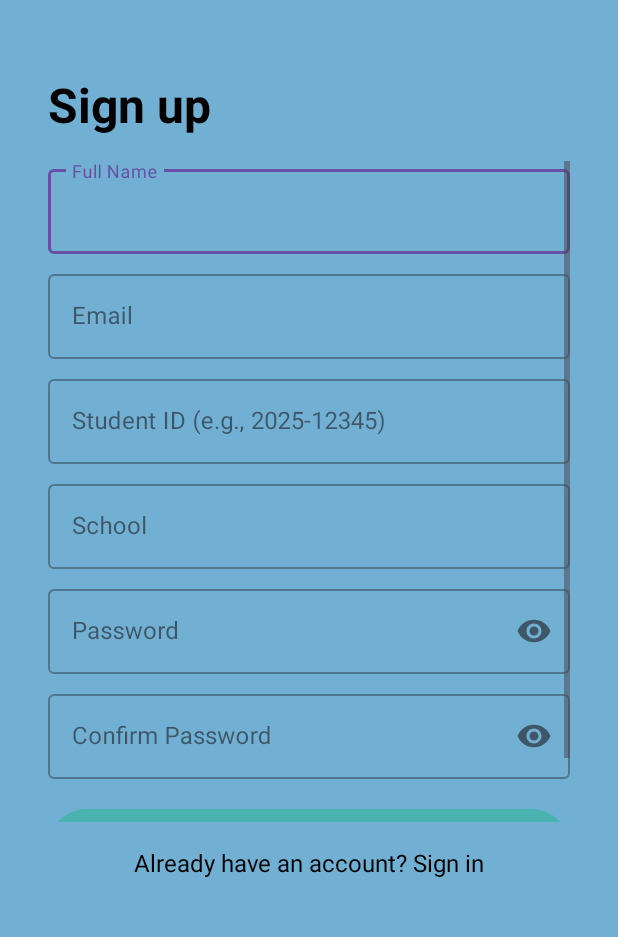
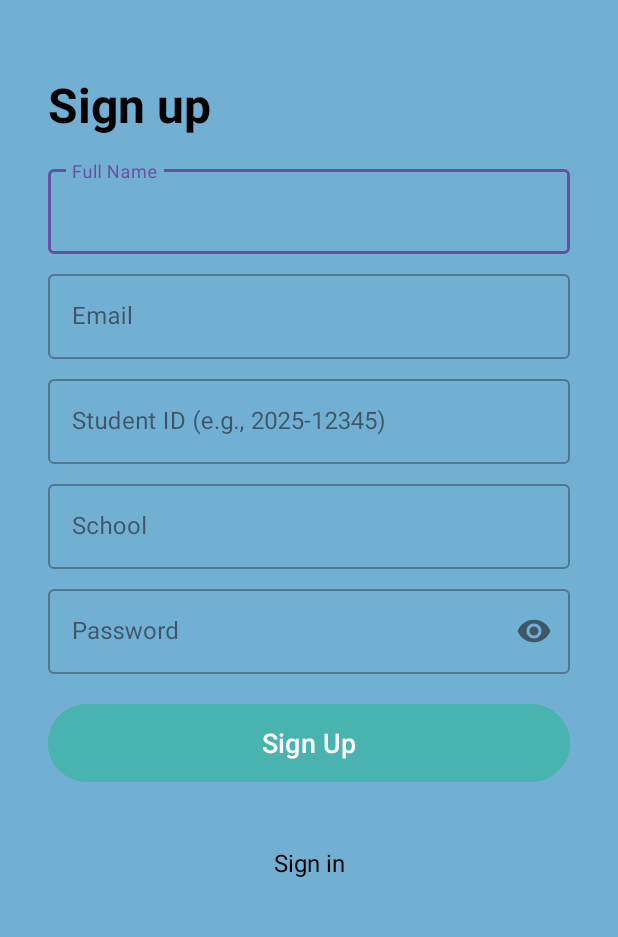
Before and after one commit to TanedaCloyd/SmartID, an Android app: the layout activity_signup.xml on its own in the app's theme, with its tools: preview values and no code run, on a phone screen of 412 x 824 dp, the part 285-1222 px from its top. Run offline under Robolectric (Android 15) with nearby library versions, the phone set to English and light mode, and no system bars.

Commit message:
Fix the SignUp bug

```diff
--- a/app/src/main/AndroidManifest.xml
+++ b/app/src/main/AndroidManifest.xml
@@ -28,6 +28,7 @@
         <activity android:name=".Rewards" />
         <activity android:name=".Transactions" />
         <activity android:name=".Validation" />
+        <activity android:name=".SignUp" />
 
     </application>
 </manifest>
--- a/app/src/main/res/layout/activity_signup.xml
+++ b/app/src/main/res/layout/activity_signup.xml
@@ -5,13 +5,16 @@
     android:layout_width="match_parent"
     android:layout_height="match_parent"
     android:background="@color/blue"
-    tools:context=".SignUp"> <androidx.constraintlayout.widget.ConstraintLayout
+    tools:context=".SignUp">
+
+    <androidx.constraintlayout.widget.ConstraintLayout
         android:id="@+id/top_logo_container"
         android:layout_width="match_parent"
         android:layout_height="0dp"
         android:background="@color/blue"
         app:layout_constraintEnd_toEndOf="parent"
-    app:layout_constraintHeight_percent="0.25" app:layout_constraintStart_toStartOf="parent"
+        app:layout_constraintHeight_percent="0.25"
+        app:layout_constraintStart_toStartOf="parent"
         app:layout_constraintTop_toTopOf="parent">
 
         <ImageView
@@ -19,24 +22,26 @@
             android:layout_width="wrap_content"
             android:layout_height="0dp"
             android:layout_margin="16dp"
+            android:adjustViewBounds="true"
+            android:contentDescription="SmartID Logo"
+            android:scaleType="fitCenter"
             android:src="@drawable/smartid_logo"
-        android:adjustViewBounds="true"
-        android:scaleType="fitCenter"
+            app:layout_constraintBottom_toBottomOf="parent"
+            app:layout_constraintEnd_toEndOf="parent"
             app:layout_constraintStart_toStartOf="parent"
-        app:layout_constraintEnd_toEndOf="parent"
-        app:layout_constraintTop_toTopOf="parent"
-        app:layout_constraintBottom_toBottomOf="parent"
-        android:contentDescription="SmartID Logo" />
+            app:layout_constraintTop_toTopOf="parent" />
     </androidx.constraintlayout.widget.ConstraintLayout>
 
     <androidx.constraintlayout.widget.ConstraintLayout
         android:id="@+id/form_container"
         android:layout_width="match_parent"
         android:layout_height="0dp"
-        android:background="@color/blue" android:padding="32dp"
+        android:background="@color/blue"
+        android:padding="32dp"
         app:layout_constraintBottom_toBottomOf="parent"
         app:layout_constraintEnd_toEndOf="parent"
-        app:layout_constraintHeight_percent="0.75" app:layout_constraintStart_toStartOf="parent">
+        app:layout_constraintHeight_percent="0.75"
+        app:layout_constraintStart_toStartOf="parent">
 
         <TextView
             android:id="@+id/tvSignUpHeader"
@@ -55,10 +60,10 @@
             android:layout_marginTop="16dp"
             android:layout_marginBottom="16dp"
             android:fillViewport="true"
-            app:layout_constraintTop_toBottomOf="@id/tvSignUpHeader"
+            app:layout_constraintBottom_toTopOf="@id/tv_sign_in"
+            app:layout_constraintEnd_toEndOf="parent"
             app:layout_constraintStart_toStartOf="parent"
-            app:layout_constraintEnd_toEndOf="parent"
-            app:layout_constraintBottom_toTopOf="@id/tv_sign_in">
+            app:layout_constraintTop_toBottomOf="@id/tvSignUpHeader">
 
             <LinearLayout
                 android:layout_width="match_parent"
@@ -135,21 +140,6 @@
                         android:inputType="textPassword" />
                 </com.google.android.material.textfield.TextInputLayout>
 
-                <com.google.android.material.textfield.TextInputLayout
-                    android:id="@+id/til_confirm_password"
-                    style="@style/Widget.MaterialComponents.TextInputLayout.OutlinedBox"
-                    android:layout_width="match_parent"
-                    android:layout_height="wrap_content"
-                    android:layout_marginTop="8dp"
-                    android:hint="Confirm Password"
-                    app:endIconMode="password_toggle">
-                    <com.google.android.material.textfield.TextInputEditText
-                        android:id="@+id/et_confirm_password"
-                        android:layout_width="match_parent"
-                        android:layout_height="wrap_content"
-                        android:inputType="textPassword" />
-                </com.google.android.material.textfield.TextInputLayout>
-
                 <Button
                     android:id="@+id/btn_signup"
                     android:layout_width="match_parent"
@@ -169,8 +159,7 @@
             android:layout_width="wrap_content"
             android:layout_height="wrap_content"
             android:layout_marginBottom="16dp"
-            android:text="Already have an account? Sign in"
-            android:textColor="@android:color/black"
+            android:text="Sign in" android:textColor="@android:color/black"
             android:textSize="16sp"
             app:layout_constraintBottom_toBottomOf="parent"
             app:layout_constraintEnd_toEndOf="parent"
```
Also changed, not shown: app/src/main/java/com/example/smartid/SignUp.java (+11 -17 lines). Lines whose indentation alone changed are shown as unchanged.
